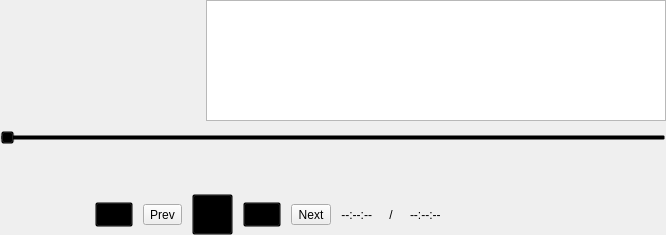
First picture: the form in UAVManage/SoundGrade.ui, repository gessd/UAVManage, before the edit.
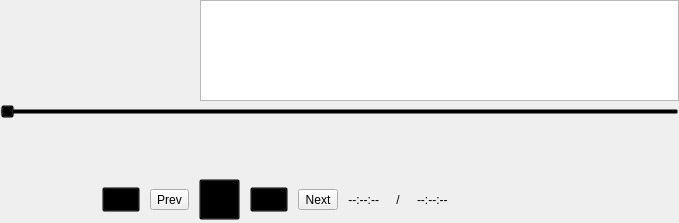
Second picture: the form after the edit. Icons and pictures are not drawn. Custom widgets are drawn as their Qt base class.

Commit message: 列队与回收功能调整

The edit to the form file:
```diff
--- a/UAVManage/SoundGrade.ui
+++ b/UAVManage/SoundGrade.ui
@@ -6,8 +6,8 @@
    <rect>
     <x>0</x>
     <y>0</y>
-    <width>666</width>
-    <height>235</height>
+    <width>679</width>
+    <height>223</height>
    </rect>
   </property>
   <property name="windowTitle">
@@ -31,7 +31,7 @@
    </property>
    <item row="0" column="0" colspan="2">
     <widget class="QWidget" name="widgetBackgroundMain" native="true">
-     <layout class="QGridLayout" name="gridLayout_2">
+     <layout class="QGridLayout" name="gridLayout_2" rowstretch="4,2,2,2">
       <property name="leftMargin">
        <number>0</number>
       </property>
@@ -44,6 +44,9 @@
       <property name="bottomMargin">
        <number>0</number>
       </property>
+      <property name="spacing">
+       <number>0</number>
+      </property>
       <item row="0" column="1">
        <widget class="QListWidget" name="m_pPlayList"/>
       </item>
@@ -52,7 +55,7 @@
         <property name="minimumSize">
          <size>
           <width>200</width>
-          <height>0</height>
+          <height>100</height>
          </size>
         </property>
         <property name="styleSheet">
```
The commit also changes 1 other file.
